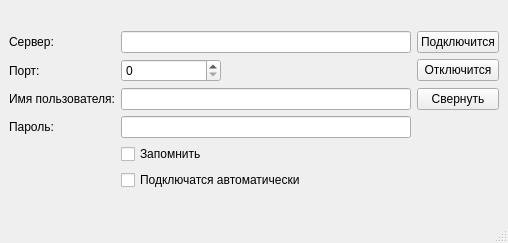
The window that ws_agent/ws_agent/mainwindow.ui (arcirk/ws_solution) describes before a commit, drawn with Qt 5.
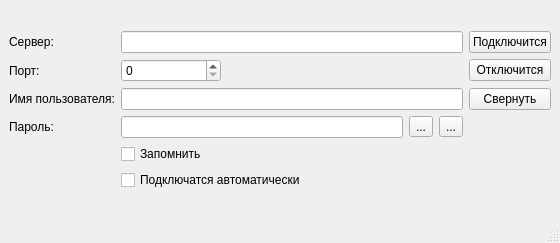
The same window after the commit.

Patch:
```diff
--- a/ws_agent/ws_agent/mainwindow.ui
+++ b/ws_agent/ws_agent/mainwindow.ui
@@ -9,7 +9,7 @@
    <rect>
     <x>0</x>
     <y>0</y>
-    <width>508</width>
+    <width>560</width>
     <height>243</height>
    </rect>
   </property>
@@ -20,37 +20,11 @@
    <enum>Qt::ToolButtonIconOnly</enum>
   </property>
   <widget class="QWidget" name="centralwidget">
+   <layout class="QGridLayout" name="gridLayout_3">
+    <item row="0" column="0">
    <layout class="QGridLayout" name="gridLayout_2">
-    <item row="0" column="0">
-     <layout class="QHBoxLayout" name="horizontalLayout">
-      <item>
-       <layout class="QGridLayout" name="gridLayout">
-        <item row="5" column="1">
-         <widget class="QCheckBox" name="checkBox_2">
-          <property name="text">
-           <string>Подключатся автоматически</string>
-          </property>
-         </widget>
-        </item>
         <item row="0" column="1">
-         <widget class="QLineEdit" name="lineEdit"/>
-        </item>
-        <item row="0" column="0">
-         <widget class="QLabel" name="label">
-          <property name="text">
-           <string>Сервер:</string>
-          </property>
-         </widget>
-        </item>
-        <item row="3" column="1">
-         <widget class="QLineEdit" name="lineEdit_3"/>
-        </item>
-        <item row="4" column="1">
-         <widget class="QCheckBox" name="checkBox">
-          <property name="text">
-           <string>Запомнить</string>
-          </property>
-         </widget>
+       <widget class="QLineEdit" name="txtServerName"/>
         </item>
         <item row="1" column="0">
          <widget class="QLabel" name="label_2">
@@ -59,6 +33,33 @@
           </property>
          </widget>
         </item>
+      <item row="3" column="1">
+       <layout class="QGridLayout" name="gridLayout">
+        <item row="0" column="0">
+         <widget class="QLineEdit" name="txtPassword"/>
+        </item>
+        <item row="0" column="2">
+         <widget class="QToolButton" name="btnEditPwd">
+          <property name="text">
+           <string>...</string>
+          </property>
+          <property name="checkable">
+           <bool>true</bool>
+          </property>
+         </widget>
+        </item>
+        <item row="0" column="1">
+         <widget class="QToolButton" name="btnViewPwd">
+          <property name="text">
+           <string>...</string>
+          </property>
+          <property name="checkable">
+           <bool>true</bool>
+          </property>
+         </widget>
+        </item>
+       </layout>
+      </item>
         <item row="1" column="1">
          <widget class="QSpinBox" name="spinBox">
           <property name="maximumSize">
@@ -72,8 +73,26 @@
           </property>
          </widget>
         </item>
-        <item row="2" column="1">
-         <widget class="QLineEdit" name="lineEdit_2"/>
+      <item row="4" column="1">
+       <widget class="QCheckBox" name="chSaveAuth">
+        <property name="text">
+         <string>Запомнить</string>
+        </property>
+       </widget>
+      </item>
+      <item row="0" column="0">
+       <widget class="QLabel" name="label">
+        <property name="text">
+         <string>Сервер:</string>
+        </property>
+       </widget>
+      </item>
+      <item row="5" column="1">
+       <widget class="QCheckBox" name="chAutiConnect">
+        <property name="text">
+         <string>Подключатся автоматически</string>
+        </property>
+       </widget>
         </item>
         <item row="2" column="0">
          <widget class="QLabel" name="label_3">
@@ -82,6 +101,9 @@
           </property>
          </widget>
         </item>
+      <item row="2" column="1">
+       <widget class="QLineEdit" name="txtUserName"/>
+      </item>
         <item row="3" column="0">
          <widget class="QLabel" name="label_4">
           <property name="text">
@@ -90,21 +112,21 @@
          </widget>
         </item>
         <item row="0" column="2">
-         <widget class="QPushButton" name="pushButton">
+       <widget class="QPushButton" name="btnConnect">
           <property name="text">
            <string>Подключится</string>
           </property>
          </widget>
         </item>
         <item row="1" column="2">
-         <widget class="QPushButton" name="pushButton_2">
+       <widget class="QPushButton" name="btnDisconnect">
           <property name="text">
            <string>Отключится</string>
           </property>
          </widget>
         </item>
         <item row="2" column="2">
-         <widget class="QPushButton" name="pushButton_3">
+       <widget class="QPushButton" name="btnHide">
           <property name="text">
            <string>Свернуть</string>
           </property>
@@ -113,8 +135,6 @@
        </layout>
       </item>
      </layout>
-    </item>
-   </layout>
   </widget>
   <widget class="QMenuBar" name="menubar">
    <property name="geometry">
```
Left out of the diff: 4 changed lines with no effect on the pictures. Lines whose indentation alone changed are shown as unchanged.
